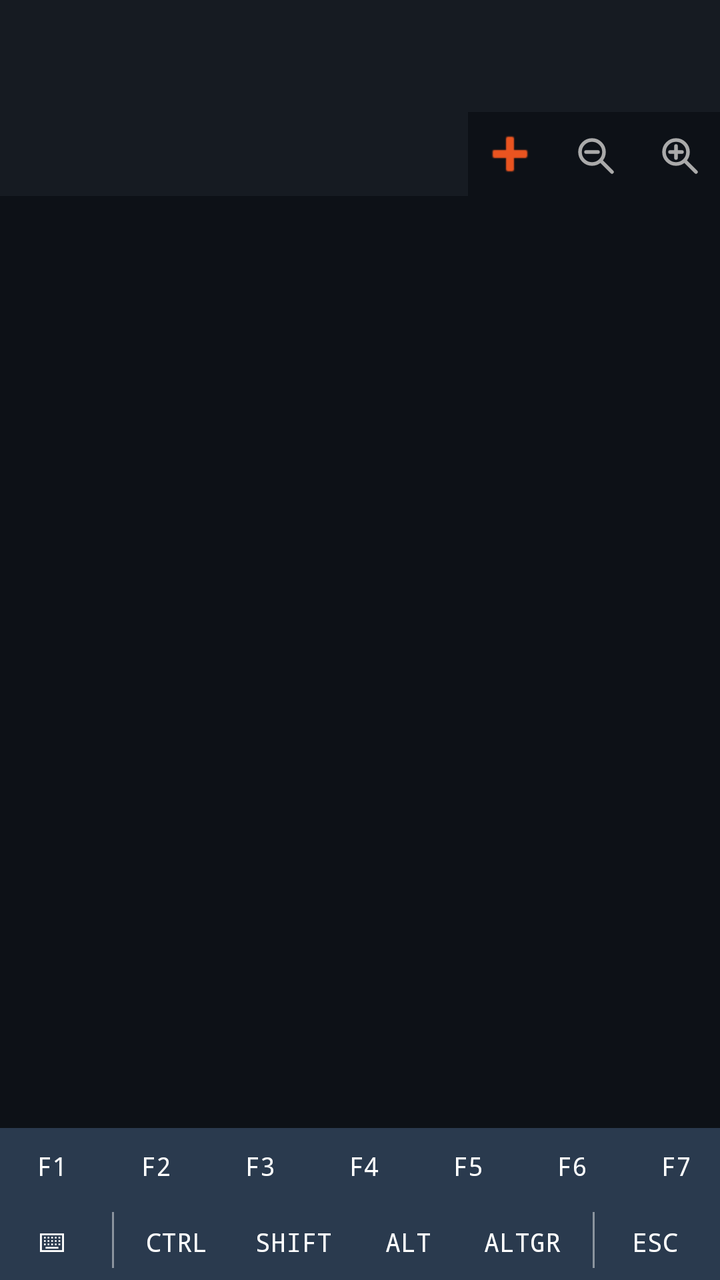
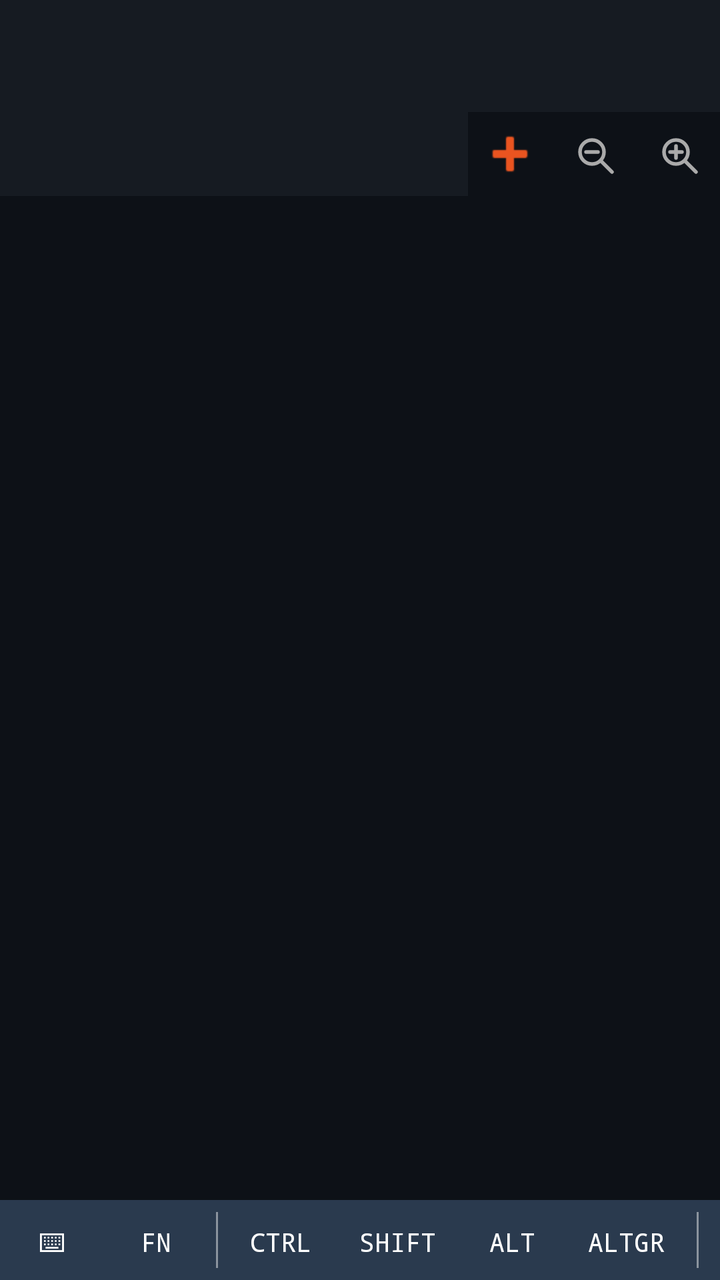

Before-and-after screenshots of an Android layout around one commit, followed by the original layout XML and the change that was made.
<!-- AndroidManifest.xml: application theme Theme.KonsoleSSH -->
<!-- res/layout/activity_main.xml -->
<?xml version="1.0" encoding="utf-8"?>
<LinearLayout
    xmlns:android="http://schemas.android.com/apk/res/android"
    xmlns:app="http://schemas.android.com/apk/res-auto"
    android:layout_width="match_parent"
    android:layout_height="match_parent"
    android:orientation="vertical"
    android:background="@color/terminal_bg">

    <com.google.android.material.appbar.AppBarLayout
        android:id="@+id/appBarLayout"
        android:layout_width="match_parent"
        android:layout_height="wrap_content"
        android:background="@color/toolbar_bg"
        app:elevation="0dp">

        <androidx.appcompat.widget.Toolbar
            android:id="@+id/toolbar"
            android:layout_width="match_parent"
            android:layout_height="?attr/actionBarSize"
            android:background="@color/toolbar_bg"
            app:title=""
            app:titleTextColor="@color/text_primary" />

        
        <LinearLayout
            android:layout_width="match_parent"
            android:layout_height="wrap_content"
            android:orientation="horizontal"
            android:background="@color/tab_bg">

            <com.google.android.material.tabs.TabLayout
                android:id="@+id/tabLayout"
                android:layout_width="0dp"
                android:layout_height="42dp"
                android:layout_weight="1"
                app:tabMode="scrollable"
                app:tabGravity="start"
                app:tabBackground="@color/tab_bg"
                app:tabSelectedTextColor="@color/tab_selected_text"
                app:tabTextColor="@color/tab_unselected_text"
                app:tabIndicatorColor="@color/accent"
                app:tabIndicatorHeight="2dp"
                app:tabPaddingStart="0dp"
                app:tabPaddingEnd="0dp" />

            <ImageButton
                android:id="@+id/btnNewTab"
                android:layout_width="42dp"
                android:layout_height="42dp"
                android:src="@android:drawable/ic_input_add"
                android:background="?attr/selectableItemBackgroundBorderless"
                android:tint="@color/accent"
                android:contentDescription="Új fül"
                android:layout_gravity="center_vertical" />

            <ImageButton
                android:id="@+id/btnZoomOut"
                android:layout_width="42dp"
                android:layout_height="42dp"
                android:padding="9dp"
                android:src="@drawable/ic_zoom_out"
                android:background="?attr/selectableItemBackgroundBorderless"
                android:tint="#AAAAAA"
                android:contentDescription="Kicsinyítés"
                android:layout_gravity="center_vertical" />

            <ImageButton
                android:id="@+id/btnZoomIn"
                android:layout_width="42dp"
                android:layout_height="42dp"
                android:padding="9dp"
                android:src="@drawable/ic_zoom_in"
                android:background="?attr/selectableItemBackgroundBorderless"
                android:tint="#AAAAAA"
                android:contentDescription="Nagyítás"
                android:layout_gravity="center_vertical" />

        </LinearLayout>

    </com.google.android.material.appbar.AppBarLayout>

    <androidx.viewpager2.widget.ViewPager2
        android:id="@+id/viewPager"
        android:layout_width="match_parent"
        android:layout_height="0dp"
        android:layout_weight="1" />

    
    <FrameLayout
        android:layout_width="match_parent"
        android:layout_height="wrap_content">

        <HorizontalScrollView
            android:id="@+id/fnbarScrollView"
            android:layout_width="match_parent"
            android:layout_height="wrap_content"
            android:background="@color/keybar_bg"
            android:scrollbars="none">
            <LinearLayout
                android:layout_width="wrap_content"
                android:layout_height="36dp"
                android:orientation="horizontal"
                android:gravity="center_vertical">
                <Button android:id="@+id/btnF1"  style="@style/KeyBarButton" android:text="F1" />
                <Button android:id="@+id/btnF2"  style="@style/KeyBarButton" android:text="F2" />
                <Button android:id="@+id/btnF3"  style="@style/KeyBarButton" android:text="F3" />
                <Button android:id="@+id/btnF4"  style="@style/KeyBarButton" android:text="F4" />
                <Button android:id="@+id/btnF5"  style="@style/KeyBarButton" android:text="F5" />
                <Button android:id="@+id/btnF6"  style="@style/KeyBarButton" android:text="F6" />
                <Button android:id="@+id/btnF7"  style="@style/KeyBarButton" android:text="F7" />
                <Button android:id="@+id/btnF8"  style="@style/KeyBarButton" android:text="F8" />
                <Button android:id="@+id/btnF9"  style="@style/KeyBarButton" android:text="F9" />
                <Button android:id="@+id/btnF10" style="@style/KeyBarButton" android:text="F10" />
                <Button android:id="@+id/btnF11" style="@style/KeyBarButton" android:text="F11" />
                <Button android:id="@+id/btnF12" style="@style/KeyBarButton" android:text="F12" />
            </LinearLayout>
        </HorizontalScrollView>

        <TextView
            android:id="@+id/fnbarScrollHintLeft"
            android:layout_width="32dp"
            android:layout_height="36dp"
            android:layout_gravity="start|center_vertical"
            android:text="◀"
            android:textColor="@color/accent"
            android:textSize="13sp"
            android:gravity="center"
            android:background="@color/keybar_bg"
            android:visibility="gone" />

        <TextView
            android:id="@+id/fnbarScrollHint"
            android:layout_width="32dp"
            android:layout_height="36dp"
            android:layout_gravity="end|center_vertical"
            android:text="▶"
            android:textColor="@color/accent"
            android:textSize="13sp"
            android:gravity="center"
            android:background="@color/keybar_bg"
            android:visibility="gone" />

    </FrameLayout>

    
    <FrameLayout
        android:layout_width="match_parent"
        android:layout_height="wrap_content">

        <HorizontalScrollView
            android:id="@+id/keybarScrollView"
            android:layout_width="match_parent"
            android:layout_height="wrap_content"
            android:background="@color/keybar_bg"
            android:scrollbars="none">

            <LinearLayout
                android:layout_width="wrap_content"
                android:layout_height="40dp"
                android:orientation="horizontal"
                android:gravity="center_vertical">

                <Button
                    android:id="@+id/btnKeyboard"
                    style="@style/KeyBarButton"
                    android:text="⌨" />

                <View style="@style/KeyBarDivider" />

                <Button
                    android:id="@+id/btnModCtrl"
                    style="@style/KeyBarButton"
                    android:text="CTRL" />

                <Button
                    android:id="@+id/btnModShift"
                    style="@style/KeyBarButton"
                    android:text="SHIFT" />

                <Button
                    android:id="@+id/btnModAlt"
                    style="@style/KeyBarButton"
                    android:text="ALT" />

                <Button
                    android:id="@+id/btnModAltGr"
                    style="@style/KeyBarButton"
                    android:text="ALTGR" />

                <View style="@style/KeyBarDivider" />

                <Button
                    android:id="@+id/btnEscape"
                    style="@style/KeyBarButton"
                    android:text="ESC" />

                <Button
                    android:id="@+id/btnTab"
                    style="@style/KeyBarButton"
                    android:text="TAB" />

                <Button
                    android:id="@+id/btnCtrlB"
                    style="@style/KeyBarButton"
                    android:text="Ctrl+B" />

                <Button
                    android:id="@+id/btnCtrlC"
                    style="@style/KeyBarButton"
                    android:text="Ctrl+C" />

                <Button
                    android:id="@+id/btnCtrlD"
                    style="@style/KeyBarButton"
                    android:text="Ctrl+D" />

                <Button
                    android:id="@+id/btnCtrlV"
                    style="@style/KeyBarButton"
                    android:text="Ctrl+V" />

                <Button
                    android:id="@+id/btnCtrlZ"
                    style="@style/KeyBarButton"
                    android:text="Ctrl+Z" />

                <View style="@style/KeyBarDivider" />

                <Button
                    android:id="@+id/btnArrowUp"
                    style="@style/KeyBarButton"
                    android:text="↑" />

                <Button
                    android:id="@+id/btnArrowDown"
                    style="@style/KeyBarButton"
                    android:text="↓" />

                <Button
                    android:id="@+id/btnArrowLeft"
                    style="@style/KeyBarButton"
                    android:text="←" />

                <Button
                    android:id="@+id/btnArrowRight"
                    style="@style/KeyBarButton"
                    android:text="→" />

            </LinearLayout>
        </HorizontalScrollView>

        <TextView
            android:id="@+id/keybarScrollHintLeft"
            android:layout_width="32dp"
            android:layout_height="40dp"
            android:layout_gravity="start|center_vertical"
            android:text="◀"
            android:textColor="@color/accent"
            android:textSize="13sp"
            android:gravity="center"
            android:background="@color/keybar_bg"
            android:visibility="gone" />

        <TextView
            android:id="@+id/keybarScrollHint"
            android:layout_width="32dp"
            android:layout_height="40dp"
            android:layout_gravity="end|center_vertical"
            android:text="▶"
            android:textColor="@color/accent"
            android:textSize="13sp"
            android:gravity="center"
            android:background="@color/keybar_bg"
            android:visibility="gone" />

    </FrameLayout>

</LinearLayout>
<!-- resources referenced by this layout -->
<resources>
  <color name="accent">#E95420</color>
  <color name="keybar_bg">#2A3A4E</color>
  <color name="tab_bg">#0D1117</color>
  <color name="tab_selected_text">#E6EDF3</color>
  <color name="tab_unselected_text">#8B949E</color>
  <color name="terminal_bg">#0D1117</color>
  <color name="text_primary">#E6EDF3</color>
  <color name="toolbar_bg">#161B22</color>
  <!-- drawable ic_zoom_out (drawable) -->
  <vector xmlns:android="http://schemas.android.com/apk/res/android"
      android:width="24dp"
      android:height="24dp"
      android:viewportWidth="24"
      android:viewportHeight="24">
  
      
      <path
          android:pathData="M11,11 m-6,0 a6,6 0 1,0 12,0 a6,6 0 1,0 -12,0"
          android:strokeColor="@color/tab_selected_text"
          android:strokeWidth="1.8"
          android:fillColor="@android:color/transparent" />
  
      
      <path
          android:pathData="M15.5,15.5 L21,21"
          android:strokeColor="@color/tab_selected_text"
          android:strokeWidth="1.8"
          android:strokeLineCap="round"
          android:fillColor="@android:color/transparent" />
  
      
      <path
          android:pathData="M8,11 L14,11"
          android:strokeColor="@color/tab_selected_text"
          android:strokeWidth="1.8"
          android:strokeLineCap="round"
          android:fillColor="@android:color/transparent" />
  
  </vector>
  <style name="KeyBarButton" parent="Widget.AppCompat.Button.Borderless">
          <item name="android:layout_width">wrap_content</item>
          <item name="android:layout_height">36dp</item>
          <item name="android:minWidth">48dp</item>
          <item name="android:textSize">13sp</item>
          <item name="android:textColor">@color/keybar_key_text</item>
          <item name="android:fontFamily">monospace</item>
          <item name="android:paddingStart">10dp</item>
          <item name="android:paddingEnd">10dp</item>
          <item name="android:layout_marginStart">2dp</item>
          <item name="android:layout_marginEnd">2dp</item>
          <item name="android:background">@color/keybar_key_bg</item>
          <item name="android:focusable">false</item>
      </style>
  <style name="KeyBarDivider">
          <item name="android:layout_width">1dp</item>
          <item name="android:layout_height">28dp</item>
          <item name="android:background">@color/tab_unselected_text</item>
          <item name="android:layout_marginStart">4dp</item>
          <item name="android:layout_marginEnd">4dp</item>
      </style>
  <style name="Theme.KonsoleSSH" parent="Theme.MaterialComponents.DayNight.NoActionBar">
          <item name="colorPrimary">@color/accent</item>
          <item name="colorPrimaryVariant">@color/toolbar_bg</item>
          <item name="colorOnPrimary">@color/white</item>
          <item name="colorSecondary">@color/accent</item>
          <item name="colorOnSecondary">@color/white</item>
          <item name="colorSurface">@color/card_bg</item>
          <item name="colorOnSurface">@color/text_primary</item>
          <item name="android:colorBackground">@color/terminal_bg</item>
          <item name="android:windowBackground">@color/terminal_bg</item>
          <item name="colorOnBackground">@color/text_primary</item>
          <item name="android:statusBarColor">@color/toolbar_bg</item>
          <item name="android:navigationBarColor">@color/terminal_bg</item>
          <item name="android:textColor">@color/text_primary</item>
      </style>
  <color name="keybar_key_text">#FFFFFF</color>
  <color name="keybar_key_bg">@android:color/transparent</color>
  <color name="white">#FFFFFF</color>
  <color name="card_bg">#161B22</color>
  <!-- unchanged entries left out for length: 1 -->
</resources>

<!-- the commit's change to res/layout/activity_main.xml (unified diff, before → after) -->
@@ -51,7 +51,7 @@
                 android:src="@android:drawable/ic_input_add"
                 android:background="?attr/selectableItemBackgroundBorderless"
                 android:tint="@color/accent"
-                android:contentDescription="Új fül"
+                android:contentDescription="@string/content_desc_new_tab"
                 android:layout_gravity="center_vertical" />
 
             <ImageButton
@@ -62,7 +62,7 @@
                 android:src="@drawable/ic_zoom_out"
                 android:background="?attr/selectableItemBackgroundBorderless"
                 android:tint="#AAAAAA"
-                android:contentDescription="Kicsinyítés"
+                android:contentDescription="@string/content_desc_zoom_out"
                 android:layout_gravity="center_vertical" />
 
             <ImageButton
@@ -73,7 +73,7 @@
                 android:src="@drawable/ic_zoom_in"
                 android:background="?attr/selectableItemBackgroundBorderless"
                 android:tint="#AAAAAA"
-                android:contentDescription="Nagyítás"
+                android:contentDescription="@string/content_desc_zoom_in"
                 android:layout_gravity="center_vertical" />
 
         </LinearLayout>
@@ -88,8 +88,10 @@
 
     
     <FrameLayout
-        android:layout_width="match_parent"
-        android:layout_height="wrap_content">
+        android:id="@+id/fnbarContainer"
+        android:layout_width="match_parent"
+        android:layout_height="wrap_content"
+        android:visibility="gone">
 
         <HorizontalScrollView
             android:id="@+id/fnbarScrollView"
@@ -145,6 +147,97 @@
 
     
     <FrameLayout
+        android:id="@+id/ctrlbarContainer"
+        android:layout_width="match_parent"
+        android:layout_height="wrap_content"
+        android:visibility="gone">
+
+        <HorizontalScrollView
+            android:id="@+id/ctrlbarScrollView"
+            android:layout_width="match_parent"
+            android:layout_height="wrap_content"
+            android:background="@color/keybar_bg"
+            android:scrollbars="none">
+            <LinearLayout
+                android:id="@+id/ctrlbarButtons"
+                android:layout_width="wrap_content"
+                android:layout_height="36dp"
+                android:orientation="horizontal"
+                android:gravity="center_vertical" />
+        </HorizontalScrollView>
+
+        <TextView
+            android:id="@+id/ctrlbarScrollHintLeft"
+            android:layout_width="32dp"
+            android:layout_height="36dp"
+            android:layout_gravity="start|center_vertical"
+            android:text="◀"
+            android:textColor="@color/accent"
+            android:textSize="13sp"
+            android:gravity="center"
+            android:background="@color/keybar_bg"
+            android:visibility="gone" />
+
+        <TextView
+            android:id="@+id/ctrlbarScrollHint"
+            android:layout_width="32dp"
+            android:layout_height="36dp"
+            android:layout_gravity="end|center_vertical"
+            android:text="▶"
+            android:textColor="@color/accent"
+            android:textSize="13sp"
+            android:gravity="center"
+            android:background="@color/keybar_bg"
+            android:visibility="gone" />
+
+    </FrameLayout>
+
+    
+    <FrameLayout
+        android:id="@+id/arrowbarContainer"
+        android:layout_width="match_parent"
+        android:layout_height="wrap_content"
+        android:visibility="gone">
+
+        <HorizontalScrollView
+            android:id="@+id/arrowbarScrollView"
+            android:layout_width="match_parent"
+            android:layout_height="wrap_content"
+            android:background="@color/keybar_bg"
+            android:scrollbars="none">
+            <LinearLayout
+                android:layout_width="wrap_content"
+                android:layout_height="36dp"
+                android:orientation="horizontal"
+                android:gravity="center_vertical">
+
+                <Button
+                    android:id="@+id/btnArrowLeft"
+                    style="@style/KeyBarButton"
+                    android:text="←" />
+
+                <Button
+                    android:id="@+id/btnArrowUp"
+                    style="@style/KeyBarButton"
+                    android:text="↑" />
+
+                <Button
+                    android:id="@+id/btnArrowDown"
+                    style="@style/KeyBarButton"
+                    android:text="↓" />
+
+                <Button
+                    android:id="@+id/btnArrowRight"
+                    style="@style/KeyBarButton"
+                    android:text="→" />
+
+            </LinearLayout>
+        </HorizontalScrollView>
+
+    </FrameLayout>
+
+    
+    <FrameLayout
         android:layout_width="match_parent"
         android:layout_height="wrap_content">
 
@@ -166,6 +259,11 @@
                     style="@style/KeyBarButton"
                     android:text="⌨" />
 
+                <Button
+                    android:id="@+id/btnFn"
+                    style="@style/KeyBarButton"
+                    android:text="Fn" />
+
                 <View style="@style/KeyBarDivider" />
 
                 <Button
@@ -200,52 +298,12 @@
                     style="@style/KeyBarButton"
                     android:text="TAB" />
 
-                <Button
-                    android:id="@+id/btnCtrlB"
-                    style="@style/KeyBarButton"
-                    android:text="Ctrl+B" />
-
-                <Button
-                    android:id="@+id/btnCtrlC"
-                    style="@style/KeyBarButton"
-                    android:text="Ctrl+C" />
-
-                <Button
-                    android:id="@+id/btnCtrlD"
-                    style="@style/KeyBarButton"
-                    android:text="Ctrl+D" />
-
-                <Button
-                    android:id="@+id/btnCtrlV"
-                    style="@style/KeyBarButton"
-                    android:text="Ctrl+V" />
-
-                <Button
-                    android:id="@+id/btnCtrlZ"
-                    style="@style/KeyBarButton"
-                    android:text="Ctrl+Z" />
-
                 <View style="@style/KeyBarDivider" />
 
                 <Button
-                    android:id="@+id/btnArrowUp"
+                    android:id="@+id/btnArrowToggle"
                     style="@style/KeyBarButton"
                     android:text="↑" />
-
-                <Button
-                    android:id="@+id/btnArrowDown"
-                    style="@style/KeyBarButton"
-                    android:text="↓" />
-
-                <Button
-                    android:id="@+id/btnArrowLeft"
-                    style="@style/KeyBarButton"
-                    android:text="←" />
-
-                <Button
-                    android:id="@+id/btnArrowRight"
-                    style="@style/KeyBarButton"
-                    android:text="→" />
 
             </LinearLayout>
         </HorizontalScrollView>
<!-- resource entries referenced after the edit -->
@@ -39,6 +39,9 @@
           android:fillColor="@android:color/transparent" />
   
   </vector>
+  <string name="content_desc_new_tab">New tab</string>
+  <string name="content_desc_zoom_in">Zoom in</string>
+  <string name="content_desc_zoom_out">Zoom out</string>
   <style name="KeyBarButton" parent="Widget.AppCompat.Button.Borderless">
           <item name="android:layout_width">wrap_content</item>
           <item name="android:layout_height">36dp</item>
